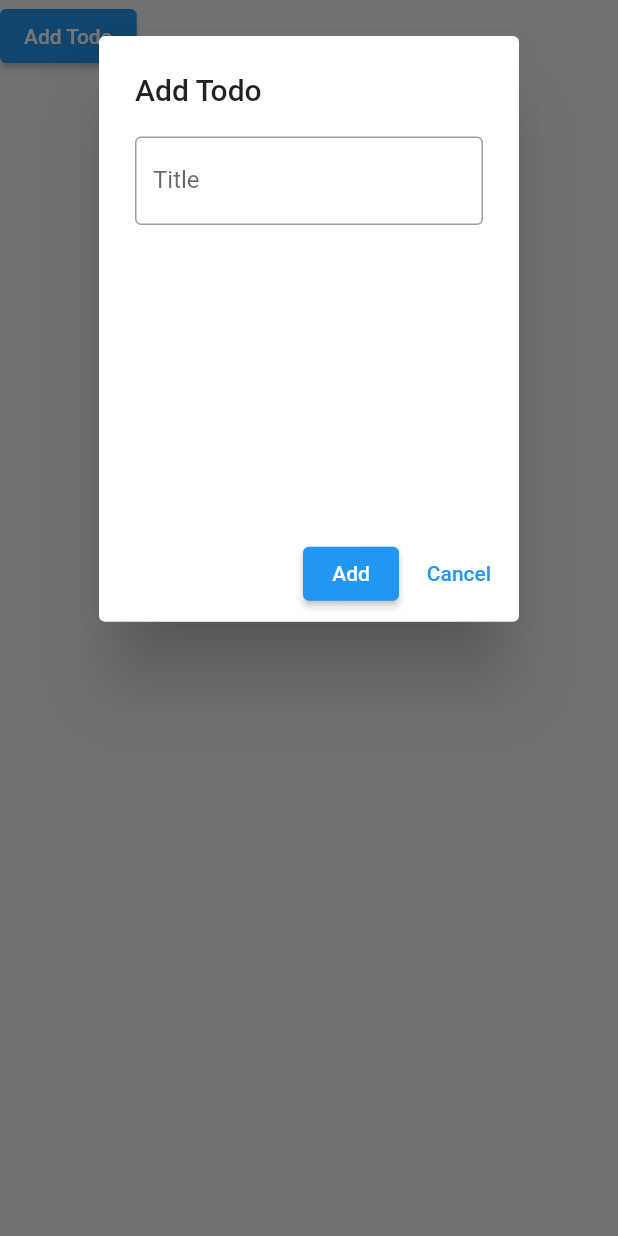
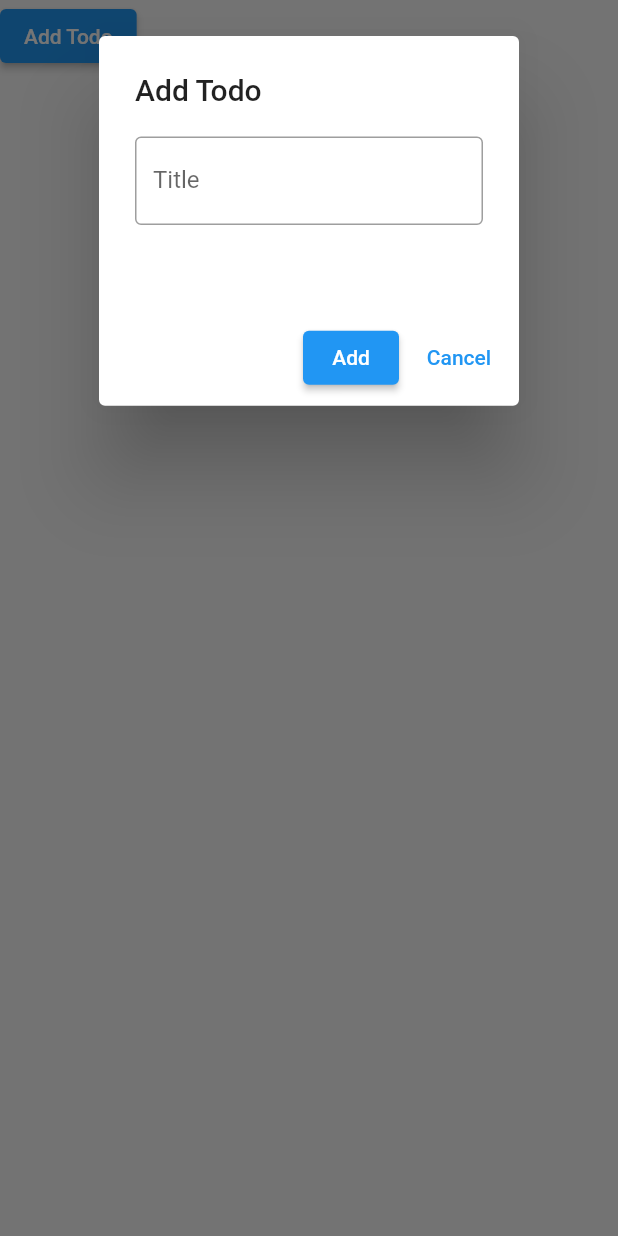
Before and after one commit to yagizdo/Grid-Destune, a Flutter app: the AddTodoBTN widget shown alone on an empty page, opened directly with empty values, after a tap on "Add Todo", on a phone screen of 412 x 824 dp. Run offline on Flutter 3.47's test engine with Material 2 defaults, Android fonts, the phone set to English and light mode, and no system bars; our stand-ins replace fluttertoast, modal_bottom_sheet, shared_preferences; accounts and stored records are empty.

Commit message:
Updated Add Todo alert size

```diff
--- a/lib/Widgets/Todo/add_todo_btn.dart
+++ b/lib/Widgets/Todo/add_todo_btn.dart
@@ -21,7 +21,7 @@ class AddTodoBTN extends StatelessWidget {
                   child: AlertDialog(
                     title: const Text('Add Todo'),
                     content: SizedBox(
-                      height: MediaQuery.of(context).size.height / 3.5,
+                      height: MediaQuery.of(context).size.height / 9,
                       child: Form(
                         key: formKey,
                         child: Column(
```
